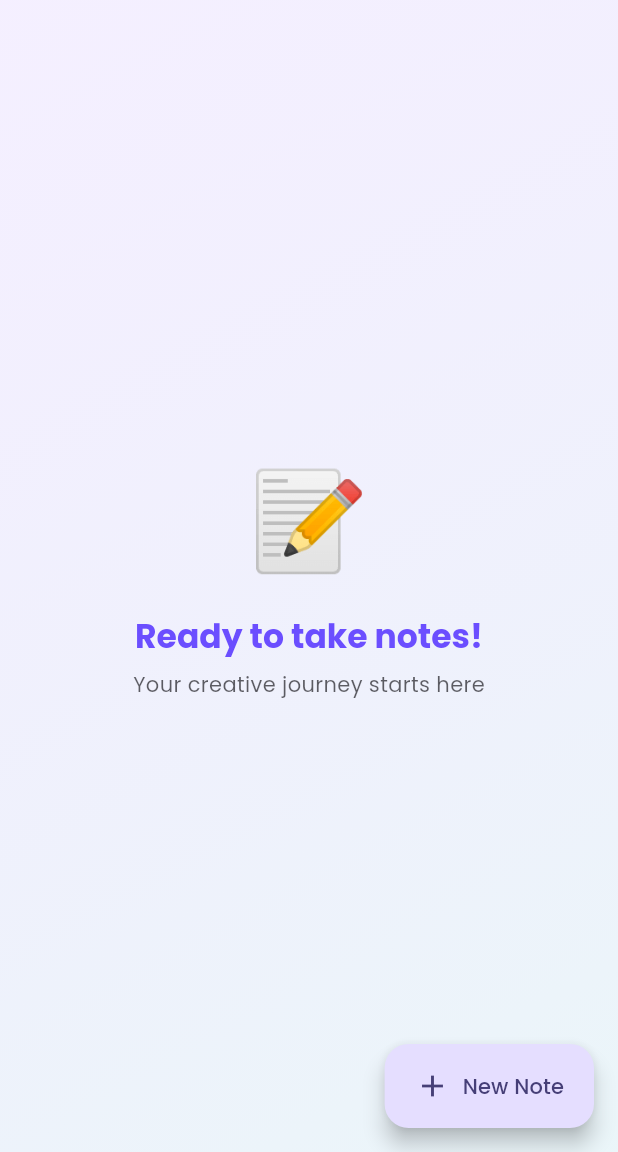
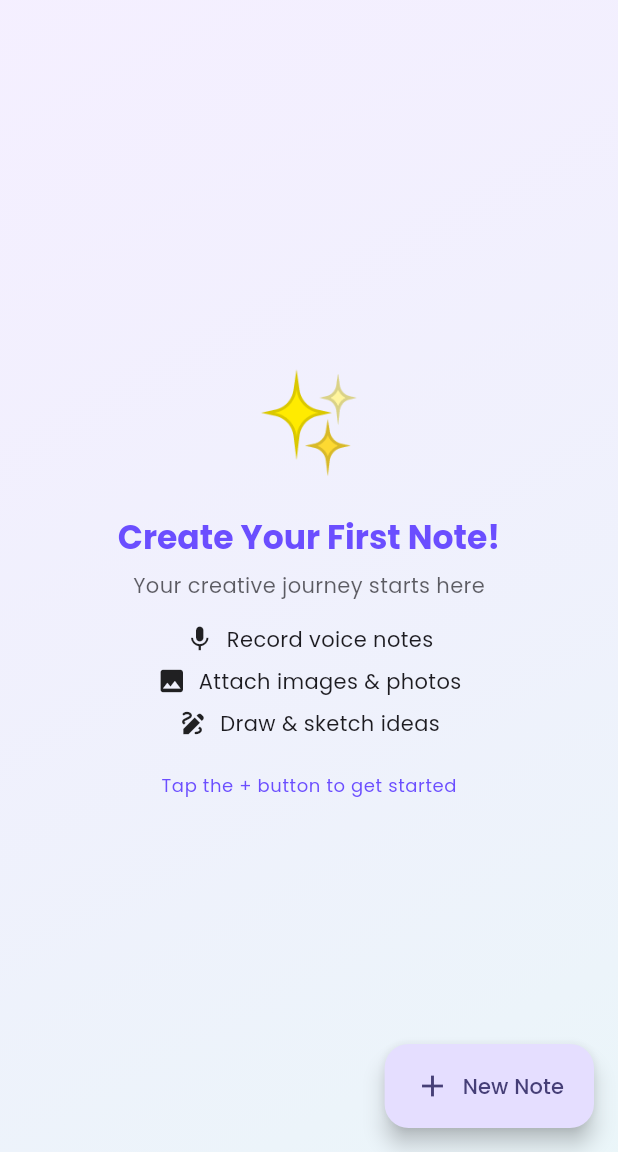
Before and after one commit to maaz-bin-hassan/NoteHeaven, a Flutter app: the screen it shows once a user with an empty profile is signed in, on a phone screen of 412 x 824 dp, the part 84-1236 px from its top. Run offline on Flutter 3.47's test engine with Material 3 defaults, Android fonts, the phone set to English and light mode, and no system bars; our stand-ins replace audioplayers, cloud_firestore, firebase_auth, firebase_core, firebase_storage, google_sign_in and 4 more; missing offline and left inert: record; accounts and stored records are empty; generated files the repository leaves out were written again.

Commit message:
add theme

```diff
--- a/lib/main.dart
+++ b/lib/main.dart
@@ -1,12 +1,20 @@
 import 'package:flutter/material.dart';
 import 'package:flutter/foundation.dart';
-import 'package:firebase_auth/firebase_auth.dart'; // Add this import
+import 'package:firebase_auth/firebase_auth.dart';
 import 'screens/home_screen.dart';
 import 'services/note_service.dart';
 import 'package:firebase_core/firebase_core.dart';
 import 'firebase_options.dart';
 import 'screens/login_screen.dart';
 import 'services/auth_service.dart';
+import 'package:shared_preferences/shared_preferences.dart';
+
+// Add extension method to help find app state
+extension BuildContextExtensions on BuildContext {
+  _MyAppState? findAppState() {
+    return findAncestorStateOfType<_MyAppState>();
+  }
+}
 
 void main() async {
   try {
@@ -14,21 +22,6 @@
     await Firebase.initializeApp(
       options: DefaultFirebaseOptions.currentPlatform,
     );
-
-    final authService = AuthService();
-    final noteService = NoteService();
-
-    // Listen to auth state changes
-    FirebaseAuth.instance.authStateChanges().listen((User? user) {
-      if (user != null) {
-        debugPrint('User is signed in with ID: ${user.uid}');
-        noteService.setUserId(user.uid);
-      } else {
-        debugPrint('User is signed out');
-        noteService.setUserId('');
-      }
-    });
-
     debugPrint('App initialized successfully');
     runApp(const MyApp());
   } catch (e) {
@@ -46,36 +39,33 @@
 class _MyAppState extends State<MyApp> {
   bool _isDarkMode = false;
   final _noteService = NoteService();
-
-  // Make isDarkMode accessible
-  bool get isDarkMode => _isDarkMode;
-
-  static _MyAppState of(BuildContext context) {
-    return context.findAncestorStateOfType<_MyAppState>()!;
-  }
+  final _prefs = SharedPreferences.getInstance();
 
   @override
   void initState() {
     super.initState();
-    _initializeServices();
+    _loadThemePreference();
   }
 
-  Future<void> _initializeServices() async {
-    await _noteService.init();
-
-    // Initialize with current user if exists
-    final currentUser = FirebaseAuth.instance.currentUser;
-    if (currentUser != null) {
-      _noteService.setUserId(currentUser.uid);
-    }
+  Future<void> _loadThemePreference() async {
+    final prefs = await _prefs;
+    setState(() {
+      _isDarkMode = prefs.getBool('isDarkMode') ?? false;
+    });
   }
 
-  void toggleTheme() {
+  Future<void> _toggleTheme() async {
+    final prefs = await _prefs;
     setState(() {
       _isDarkMode = !_isDarkMode;
-      debugPrint('Theme toggled: isDarkMode = $_isDarkMode'); // Add debug print
+      prefs.setBool('isDarkMode', _isDarkMode);
     });
+    debugPrint('Theme toggled: isDarkMode = $_isDarkMode');
   }
+
+  // Make these methods public so they can be accessed from LoginScreen
+  bool get isDarkMode => _isDarkMode;
+  void toggleTheme() => _toggleTheme();
 
   @override
   Widget build(BuildContext context) {
@@ -88,7 +78,7 @@
           primary: const Color(0xFF6B4EFF),
           secondary: const Color(0xFF51E1C3),
           background: const Color(0xFFF8F9FE),
-          brightness: Brightness.light, // Changed this
+          brightness: Brightness.light,
         ),
         useMaterial3: true,
         fontFamily: 'Poppins',
@@ -112,7 +102,7 @@
           primary: const Color(0xFF6B4EFF),
           secondary: const Color(0xFF51E1C3),
           background: const Color(0xFF1A1A1A),
-          brightness: Brightness.dark, // Make sure this is set
+          brightness: Brightness.dark,
         ),
         useMaterial3: true,
         fontFamily: 'Poppins',
@@ -124,22 +114,21 @@
       ),
       themeMode: _isDarkMode ? ThemeMode.dark : ThemeMode.light,
       home: StreamBuilder<User?>(
-        stream: AuthService().authStateChanges,
+        stream: FirebaseAuth.instance.authStateChanges(),
         builder: (context, snapshot) {
           if (snapshot.connectionState == ConnectionState.waiting) {
             return const Center(child: CircularProgressIndicator());
           }
 
           if (snapshot.hasData) {
-            _noteService.setUserId(snapshot.data!.uid);
             return HomeScreen(
-              onThemeToggle: toggleTheme,
+              onThemeToggle: _toggleTheme,
               isDarkMode: _isDarkMode,
               noteService: _noteService,
             );
           }
 
-          return LoginScreen();
+          return const LoginScreen();
         },
       ),
     );
@@ -151,15 +140,3 @@
     super.dispose();
   }
 }
-
-// Create a way to access the state from anywhere
-extension BuildContextExtension on BuildContext {
-  _MyAppState? findAppState() {
-    try {
-      return findRootAncestorStateOfType<_MyAppState>();
-    } catch (e) {
-      debugPrint('Error finding app state: $e');
-      return null;
-    }
-  }
-}
--- a/lib/screens/home_screen.dart
+++ b/lib/screens/home_screen.dart
@@ -35,7 +35,6 @@
 
   @override
   Widget build(BuildContext context) {
-    // Get theme mode from widget property instead of context
     final isDark = widget.isDarkMode;
 
     return Scaffold(
@@ -52,9 +51,16 @@
         ),
         child: StreamBuilder<List<Note>>(
           stream: widget.noteService.notesStream,
-          initialData: const [], // Add this line
-          key: const PageStorageKey('notes_stream'), // Add this line
+          initialData: const [],
+          key: const PageStorageKey('notes_stream'),
           builder: (context, snapshot) {
+            if (snapshot.hasError) {
+              debugPrint('Error loading notes: ${snapshot.error}');
+              return Center(
+                child: Text('Error loading notes: ${snapshot.error}'),
+              );
+            }
+
             if (snapshot.connectionState == ConnectionState.waiting) {
               return Center(
                 child: Column(
@@ -106,7 +112,7 @@
                     ),
                     const SizedBox(height: 8),
                     Text(
-                      'Tap the + button to get started',
+                      'Your creative journey starts here',
                       style: Theme.of(context).textTheme.bodyMedium?.copyWith(
                             color: Theme.of(context)
                                 .colorScheme
@@ -114,16 +120,62 @@
                                 .withOpacity(0.7),
                           ),
                     ),
+                    const SizedBox(height: 16),
+                    Column(
+                      children: [
+                        Row(
+                          mainAxisAlignment: MainAxisAlignment.center,
+                          children: [
+                            Icon(Icons.mic, size: 20),
+                            const SizedBox(width: 8),
+                            Text('Record voice notes',
+                                style: Theme.of(context).textTheme.bodyMedium),
+                          ],
+                        ),
+                        const SizedBox(height: 8),
+                        Row(
+                          mainAxisAlignment: MainAxisAlignment.center,
+                          children: [
+                            Icon(Icons.image, size: 20),
+                            const SizedBox(width: 8),
+                            Text('Attach images & photos',
+                                style: Theme.of(context).textTheme.bodyMedium),
+                          ],
+                        ),
+                        const SizedBox(height: 8),
+                        Row(
+                          mainAxisAlignment: MainAxisAlignment.center,
+                          children: [
+                            Icon(Icons.draw, size: 20),
+                            const SizedBox(width: 8),
+                            Text('Draw & sketch ideas',
+                                style: Theme.of(context).textTheme.bodyMedium),
+                          ],
+                        ),
+                      ],
+                    ),
+                    const SizedBox(height: 24),
+                    Text(
+                      'Tap the + button to get started',
+                      style: Theme.of(context).textTheme.bodySmall?.copyWith(
+                            color: Theme.of(context).colorScheme.primary,
+                          ),
+                    ),
                   ],
                 ),
               );
             }
 
-            return AnimatedSwitcher(
+            return PageStorage(
+              bucket: PageStorageBucket(),
+              child: AnimatedSwitcher(
                 duration: const Duration(milliseconds: 300),
-              child: GridView.builder(
+                child: snapshot.hasData
+                    ? GridView.builder(
+                        key: const PageStorageKey('notes_grid'),
                         padding: const EdgeInsets.all(16),
-                gridDelegate: const SliverGridDelegateWithFixedCrossAxisCount(
+                        gridDelegate:
+                            const SliverGridDelegateWithFixedCrossAxisCount(
                           crossAxisCount: 2,
                           crossAxisSpacing: 16,
                           mainAxisSpacing: 16,
@@ -131,7 +183,8 @@
                         itemCount: snapshot.data!.length,
                         itemBuilder: (context, index) {
                           return FadeScaleTransition(
-                    animation: Tween<double>(begin: 0.0, end: 1.0).animate(
+                            animation:
+                                Tween<double>(begin: 0.0, end: 1.0).animate(
                               CurvedAnimation(
                                 parent: ModalRoute.of(context)!.animation!,
                                 curve: Interval((index * 0.1).clamp(0, 1), 1.0,
@@ -141,6 +194,8 @@
                             child: NoteCard(note: snapshot.data![index]),
                           );
                         },
+                      )
+                    : const Center(child: CircularProgressIndicator()),
               ),
             );
           },
@@ -216,13 +271,23 @@
     return hsl.withLightness((hsl.lightness * 0.8).clamp(0.0, 1.0)).toColor();
   }
 
+  // Add this new method to calculate contrasting text color
+  Color _getContrastingTextColor(Color backgroundColor) {
+    // Calculate relative luminance
+    double luminance = backgroundColor.computeLuminance();
+
+    // Use white text for dark backgrounds, black text for light backgrounds
+    // The threshold 0.5 can be adjusted if needed
+    return luminance > 0.5 ? Colors.black : Colors.white;
+  }
+
   @override
   Widget build(BuildContext context) {
     final isDarkMode = Theme.of(context).brightness == Brightness.dark;
     final baseColor =
         Color(int.parse(note.color.substring(1, 7), radix: 16) + 0xFF000000);
     final cardColor = isDarkMode ? _getDarkerColor(baseColor) : baseColor;
-    final textColor = isDarkMode ? Colors.white : Colors.black;
+    final textColor = _getContrastingTextColor(cardColor);
 
     return Hero(
       tag: 'note-${note.id}',
--- a/pubspec.yaml
+++ b/pubspec.yaml
@@ -35,7 +35,6 @@
   share_plus: ^10.1.3
   uuid: ^4.3.3
   image_picker: ^1.1.2
-  shared_preferences: ^2.2.2
   record: ^5.0.1
   audioplayers: ^5.2.1
   path_provider: ^2.1.2
@@ -45,6 +44,7 @@
   firebase_storage: ^12.3.7
   firebase_auth: ^5.3.4
   google_sign_in: ^6.2.2
+  shared_preferences: ^2.3.5
 
 dev_dependencies:
   flutter_test:
```
Also changed, not shown: lib/screens/login_screen.dart (+50 -30 lines), lib/services/auth_service.dart (+16 -42 lines), lib/services/note_service.dart (+72 -88 lines), 1 other file. Lines whose indentation alone changed are shown as unchanged.
